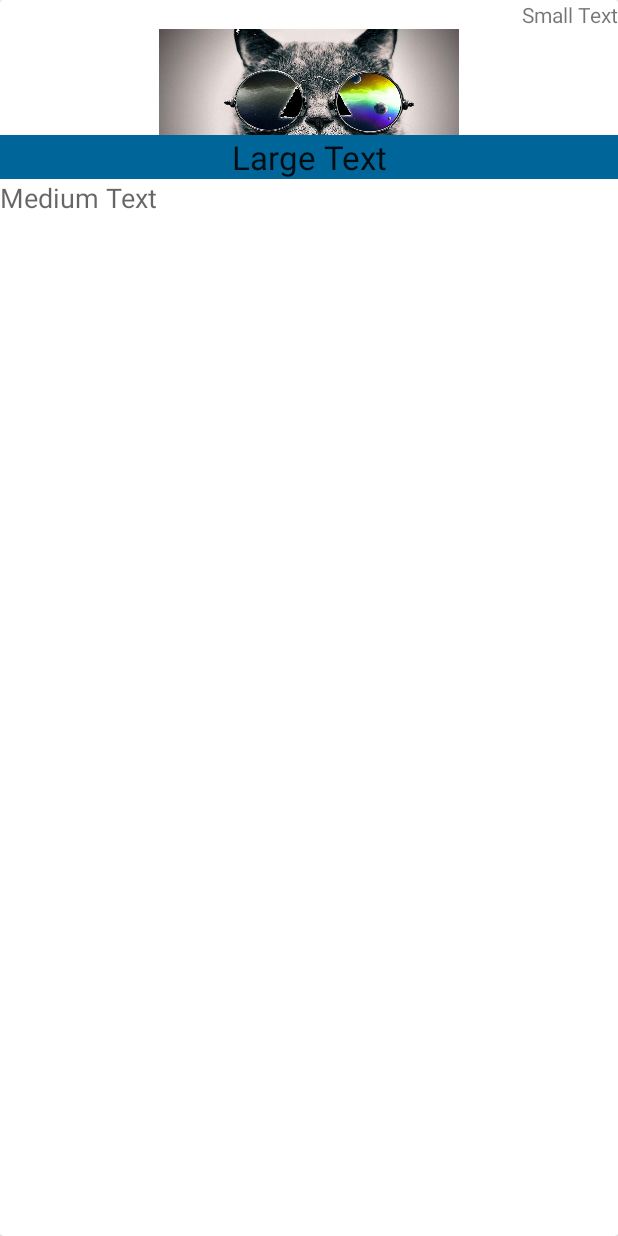
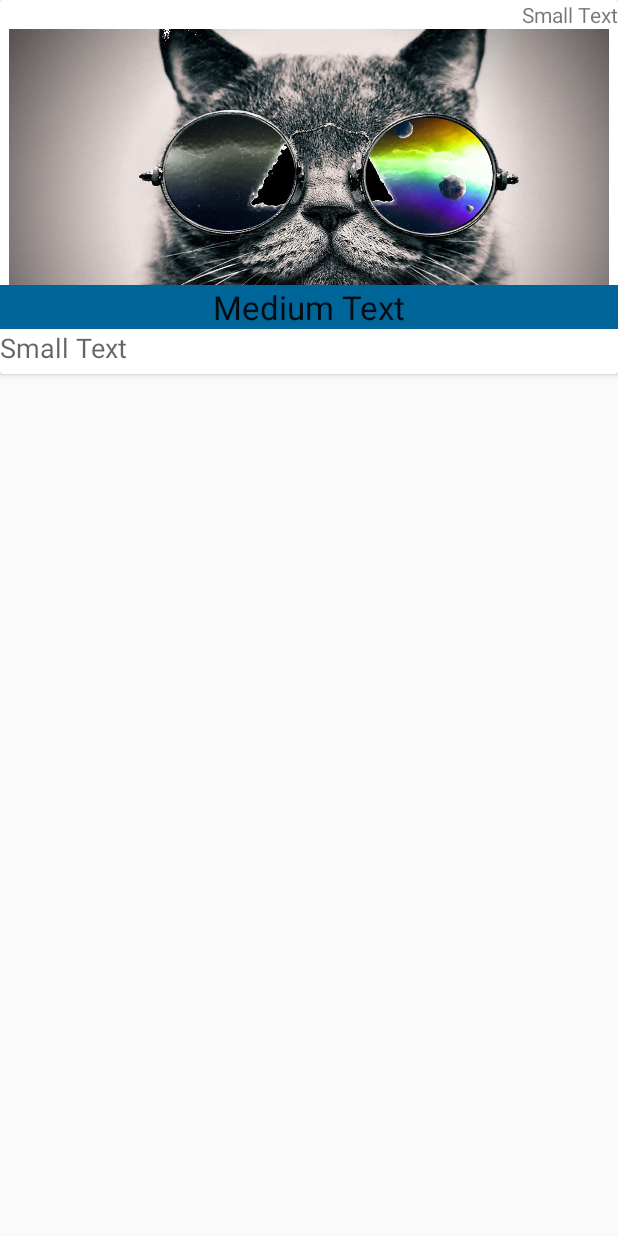
Before and after one commit to dmaish/FlashNews, an Android app: the layout custom_row_news_item.xml on its own in the app's theme, with its tools: preview values and no code run, on a phone screen of 412 x 824 dp. Run offline under Robolectric (Android 15) with nearby library versions, the phone set to English and light mode, and no system bars.

Commit message:
"recyclerViews working properly"

```diff
--- a/app/src/main/java/com/example/danielmaina/flashnews/ReadRss.java
+++ b/app/src/main/java/com/example/danielmaina/flashnews/ReadRss.java
@@ -59,6 +59,7 @@ public class ReadRss extends AsyncTask<Void, Void, Void> {
         MyAdapter adapter =new MyAdapter(context,feedItems);
         //layout manager
         recyclerView.setLayoutManager(new LinearLayoutManager(context));
+
         //setting recyclerView adapter
         recyclerView.setAdapter(adapter);
     }
--- a/app/src/main/java/com/example/danielmaina/flashnews/ScrollingActivity.java
+++ b/app/src/main/java/com/example/danielmaina/flashnews/ScrollingActivity.java
@@ -6,9 +6,9 @@ import android.support.design.widget.Snackbar;
 import android.support.v7.app.AppCompatActivity;
 import android.support.v7.widget.RecyclerView;
 import android.support.v7.widget.Toolbar;
-import android.view.View;
 import android.view.Menu;
 import android.view.MenuItem;
+import android.view.View;
 
 public class ScrollingActivity extends AppCompatActivity {
     //RecyclerView object
--- a/app/src/main/res/layout/content_scrolling.xml
+++ b/app/src/main/res/layout/content_scrolling.xml
@@ -3,7 +3,7 @@
     xmlns:app="http://schemas.android.com/apk/res-auto"
     xmlns:tools="http://schemas.android.com/tools"
     android:layout_width="match_parent"
-    android:layout_height="match_parent"
+    android:layout_height="wrap_content"
     app:layout_behavior="@string/appbar_scrolling_view_behavior"
     tools:context="com.example.danielmaina.flashnews.ScrollingActivity"
     tools:showIn="@layout/activity_scrolling">
--- a/app/src/main/res/layout/custom_row_news_item.xml
+++ b/app/src/main/res/layout/custom_row_news_item.xml
@@ -1,12 +1,17 @@
 <?xml version="1.0" encoding="utf-8"?>
-<android.support.v7.widget.CardView xmlns:card_view="http://schemas.android.com/apk/res-auto"
+<android.support.v7.widget.CardView
     xmlns:android="http://schemas.android.com/apk/res/android"
+    xmlns:cardview="http://schemas.android.com/apk/res-auto"
     android:layout_width="match_parent"
-    android:layout_height="match_parent">
+    android:layout_height="wrap_content">
 
     <RelativeLayout
         android:layout_width="match_parent"
-        android:layout_height="wrap_content">
+        android:layout_height="wrap_content"
+        android:layout_marginBottom="5dp"
+        cardview:cardCornerRadius="2dp"
+        cardview:cardElevation="3dp"
+        cardview:cardUseCompatPadding="true">
 
 
         <TextView
@@ -20,7 +25,7 @@
         <ImageView
             android:src="@drawable/someimage"
             android:layout_width="match_parent"
-            android:layout_height="100dp"
+            android:layout_height="200dp"
             android:id="@+id/thumb_img"
             android:layout_below="@+id/date_text"
             android:layout_alignParentStart="true" />
@@ -31,7 +36,7 @@
             android:layout_width="match_parent"
             android:layout_height="wrap_content"
             android:textAppearance="?android:attr/textAppearanceLarge"
-            android:text="Large Text"
+            android:text="Medium Text"
             android:id="@+id/title_text"
             android:layout_alignBottom="@+id/thumb_img"
             android:layout_alignEnd="@+id/date_text" />
@@ -40,7 +45,7 @@
             android:layout_width="match_parent"
             android:layout_height="wrap_content"
             android:textAppearance="?android:attr/textAppearanceMedium"
-            android:text="Medium Text"
+            android:text="Small Text"
             android:id="@+id/description_text"
             android:layout_below="@+id/title_text"
             android:layout_alignEnd="@+id/date_text" />
```
